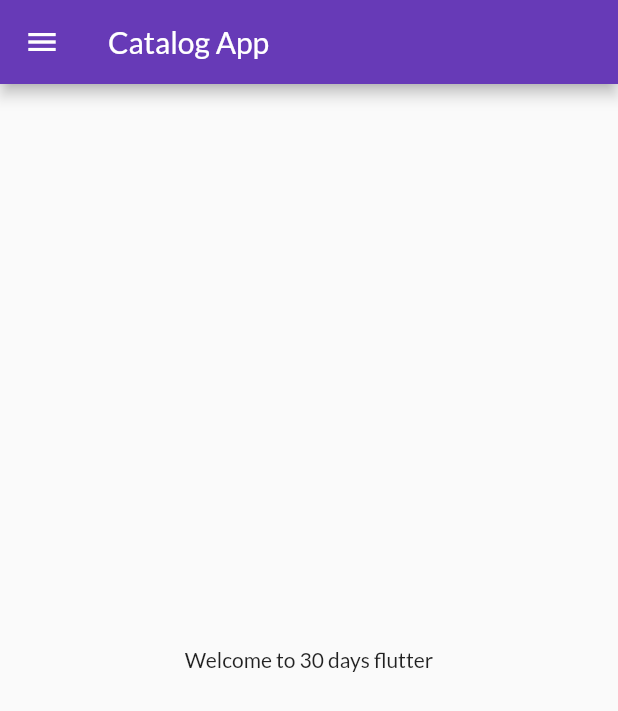
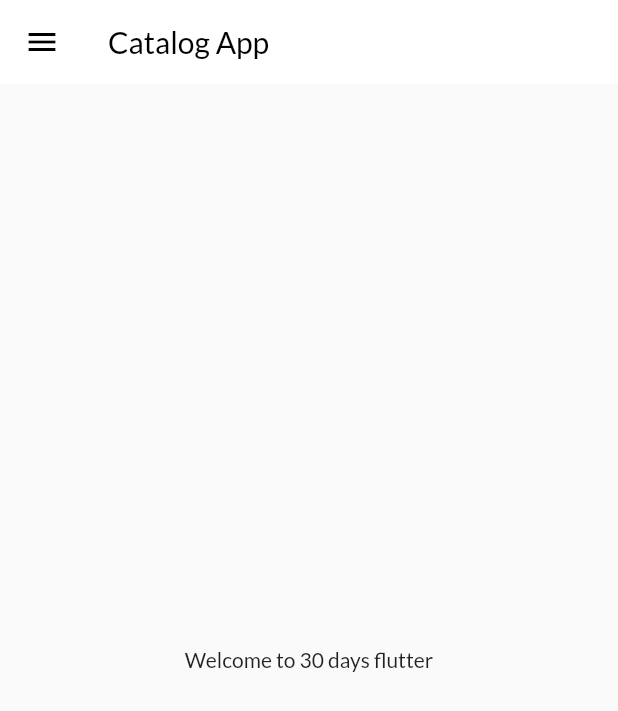
Before and after one commit to MuhammadAliGhaffar/flutter_catelog, a Flutter app: the screen it shows after launch, on a phone screen of 412 x 824 dp. Shown: the top 711 px of the screen. Run offline on Flutter 3.47's test engine with Material 2 defaults, Android fonts, the phone set to English and light mode, and no system bars; our stand-ins replace google_fonts.

Commit message:
Day 9 (#8)
* theme extracted

* adding models

```diff
--- a/lib/main.dart
+++ b/lib/main.dart
@@ -2,7 +2,7 @@ import 'package:flutter/material.dart';
 import 'package:flutter_catelog/pages/home_page.dart';
 import 'package:flutter_catelog/pages/login_page.dart';
 import 'package:flutter_catelog/utils/routes.dart';
-import 'package:google_fonts/google_fonts.dart';
+import 'package:flutter_catelog/widgets/theme.dart';
 
 void main() {
   runApp(MyApp());
@@ -13,10 +13,8 @@ class MyApp extends StatelessWidget {
   Widget build(BuildContext context) {
     return MaterialApp(
       themeMode: ThemeMode.light,
-      theme: ThemeData(
-          primarySwatch: Colors.deepPurple,
-          fontFamily: GoogleFonts.lato().fontFamily),
-      darkTheme: ThemeData(brightness: Brightness.dark),
+      theme: MyThemeData.lightTheme,
+      darkTheme: MyThemeData.darkTheme,
       debugShowCheckedModeBanner: false,
       initialRoute: MyRoutes.homeRoute,
       routes: {
--- /dev/null
+++ b/lib/models/catelog.dart
@@ -0,0 +1,7 @@
+class Item {
+  final String id, name, description, color, imageUrl;
+  final num price;
+
+  Item(this.id, this.name, this.description, this.color, this.imageUrl,
+      this.price);
+}
--- a/lib/pages/home_page.dart
+++ b/lib/pages/home_page.dart
@@ -8,7 +8,10 @@ class HomePage extends StatelessWidget {
   Widget build(BuildContext context) {
     return Scaffold(
       appBar: AppBar(
-        title: Text("Catalog App"),
+        title: Text(
+          "Catalog App",
+          style: TextStyle(color: Colors.black),
+        ),
       ),
       body: Center(
         child: Container(
--- /dev/null
+++ b/lib/widgets/theme.dart
@@ -0,0 +1,17 @@
+import 'package:flutter/material.dart';
+import 'package:google_fonts/google_fonts.dart';
+
+class MyThemeData{
+  static ThemeData get lightTheme => ThemeData(
+      primarySwatch: Colors.deepPurple,
+      fontFamily: GoogleFonts
+          .lato()
+          .fontFamily,
+      appBarTheme: AppBarTheme(
+          color: Colors.white,
+          elevation: 0.0,
+          iconTheme: IconThemeData(color: Colors.black)));
+
+  static ThemeData get darkTheme => ThemeData(
+      brightness: Brightness.dark);
+}
```
